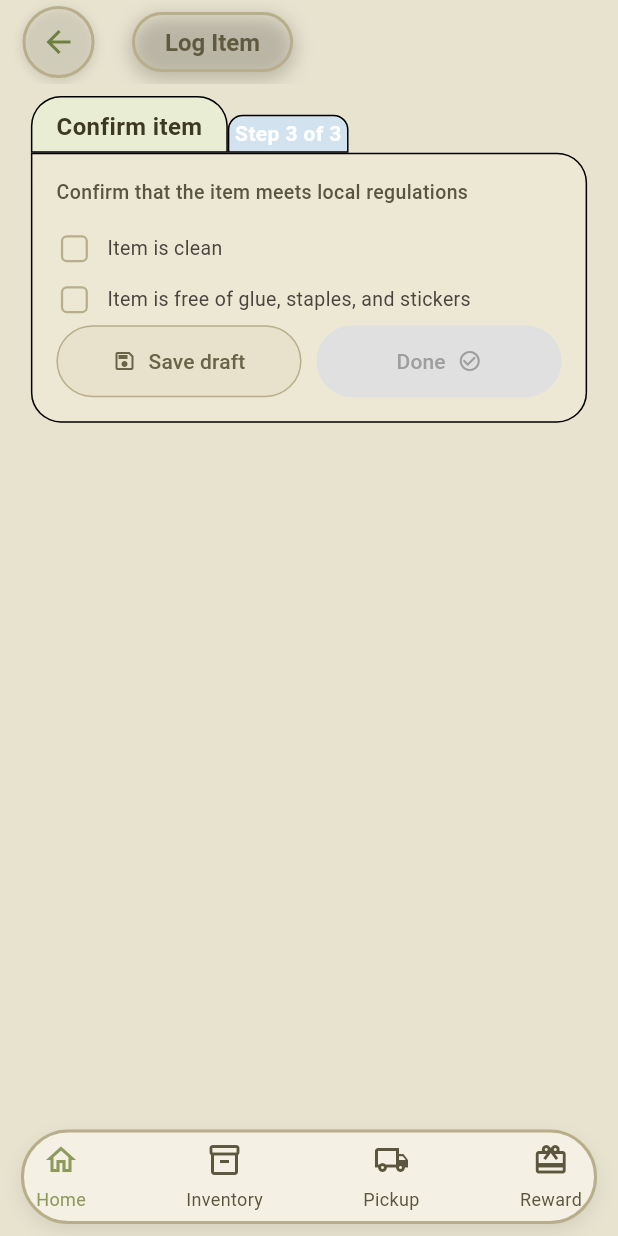
After one commit to JulezD3v/NextUse, a Flutter app: the ConfirmPage screen opened directly with sample values from the repository, on a phone screen of 412 x 824 dp. The commit adds this screen. Run offline on Flutter 3.47's test engine with Material 3 defaults, Android fonts, the phone set to English and light mode, and no system bars; our stand-ins replace equatable, flutter_bloc, flutter_secure_storage; accounts and stored records are empty; statements that could not run were skipped.

Commit message:
finished inventory pages

```diff
--- /dev/null
+++ b/lib/SubScreens/Inventory/log_zconfirm.dart
@@ -0,0 +1,188 @@
+import 'package:flutter/material.dart';
+import '/A_Core/Constants/Colors/color.dart';
+import '/A_Core/widgets/bottom_nav.dart';
+import '/A_Core/route/bottom_route.dart';
+import '/HomePage/item_widget/grid_tile.dart';
+import './widget/top_nav.dart';
+import './widget/regulation.dart';
+import './widget/success_popup.dart';
+import 'package:nextuse/A_Core/widgets/sectionCard.dart';
+import 'log_item.dart';
+
+class ConfirmPage extends StatefulWidget {
+  final GridItem selectedItem;
+  final int quantity;
+
+  const ConfirmPage({
+    super.key,
+    required this.selectedItem,
+    required this.quantity,
+  });
+
+  @override
+  State<ConfirmPage> createState() => _ConfirmPageState();
+}
+
+class _ConfirmPageState extends State<ConfirmPage> {
+  bool isClean = false;
+  bool isFreeOfGlue = false;
+
+  bool get canProceed => isClean && isFreeOfGlue;
+
+  void _onDone() {
+    if (!canProceed) return;
+    showDialog(
+      context: context,
+      barrierColor: Colors.black.withOpacity(0.4),
+      builder: (_) => SuccessPopup(
+        item: widget.selectedItem,
+        quantity: widget.quantity,
+        onViewItem: () {
+          Navigator.pop(context); // close popup
+          // TODO: navigate to item detail page
+        },
+        onLogAnother: () {
+          Navigator.pop(context); // close popup
+          Navigator.pushAndRemoveUntil(
+            context,
+            MaterialPageRoute(builder: (_) => const LogItem()),
+            (route) => route.isFirst,
+          );
+        },
+        onDismiss: () => Navigator.pop(context),
+      ),
+    );
+  }
+
+  void _onSaveDraft() {
+    // TODO: save draft logic
+    ScaffoldMessenger.of(context).showSnackBar(
+      const SnackBar(content: Text('Draft saved')),
+    );
+  }
+
+  @override
+  Widget build(BuildContext context) {
+    return Scaffold(
+      backgroundColor: Background.mainbg,
+      bottomNavigationBar: CustomNavBar(
+        selectedIndex: 0,
+        onTap: (index) => navigate(context, index),
+      ),
+      appBar: AppBar(
+        backgroundColor: Colors.transparent,
+        elevation: 0,
+        titleSpacing: 0,
+        automaticallyImplyLeading: false,
+        title: Align(
+          alignment: Alignment.centerLeft,
+          child: TopBar(
+            title: 'Log Item',
+            icon: Icons.arrow_back,
+            onIconPressed: () => Navigator.pop(context),
+          ),
+        ),
+      ),
+      body: Padding(
+        padding: const EdgeInsets.all(8.0),
+        child: TabContainerCard(
+          primaryTabText: "Confirm item",
+          secondaryTabText: " Step 3 of 3 ",
+          containerHeight: 180,
+          child: Padding(
+            padding: const EdgeInsets.all(16.0),
+            child: Column(
+              crossAxisAlignment: CrossAxisAlignment.start,
+              children: [
+                // Header text
+                const Text(
+                  'Confirm that the item meets local regulations',
+                  style: TextStyle(
+                    fontSize: 13,
+                    fontWeight: FontWeight.w500,
+                    color: Color(0xFF5A5440),
+                  ),
+                ),
+
+                const SizedBox(height: 16),
+
+                // Checkbox 1
+                RegulationCheckbox(
+                  label: 'Item is clean',
+                  value: isClean,
+                  onChanged: (val) => setState(() => isClean = val ?? false),
+                ),
+
+                const SizedBox(height: 10),
+
+                // Checkbox 2
+                RegulationCheckbox(
+                  label: 'Item is free of glue, staples, and stickers',
+                  value: isFreeOfGlue,
+                  onChanged: (val) =>
+                      setState(() => isFreeOfGlue = val ?? false),
+                ),
+
+                const Spacer(),
+
+                // Buttons row
+                Row(
+                  children: [
+                    // Save Draft
+                    Expanded(
+                      child: OutlinedButton.icon(
+                        onPressed: _onSaveDraft,
+                        icon: const Icon(Icons.save_outlined, size: 16),
+                        label: const Text('Save draft'),
+                        style: OutlinedButton.styleFrom(
+                          foregroundColor: const Color(0xFF6B6347),
+                          side: const BorderSide(color: Color(0xFFB8AE8B)),
+                          backgroundColor: const Color(0xFFE8E2CC),
+                          padding: const EdgeInsets.symmetric(vertical: 14),
+                          shape: RoundedRectangleBorder(
+                            borderRadius: BorderRadius.circular(50),
+                          ),
+                        ),
+                      ),
+                    ),
+
+                    const SizedBox(width: 10),
+
+                    // Done
+                    Expanded(
+                      child: ElevatedButton.icon(
+                        onPressed: canProceed ? _onDone : null,
+                        iconAlignment: IconAlignment.end,
+                        icon: Icon(
+                          Icons.check_circle_outline,
+                          size: 16,
+                          color: canProceed
+                              ? const Color(0xFF3C3830)
+                              : Colors.grey,
+                        ),
+                        label: const Text('Done'),
+                        style: ElevatedButton.styleFrom(
+                          foregroundColor: const Color(0xFF3C3830),
+                          backgroundColor: canProceed
+                              ? const Color(0xFFD4CFA0)
+                              : Colors.grey.shade300,
+                          disabledForegroundColor: Colors.grey,
+                          disabledBackgroundColor: Colors.grey.shade300,
+                          padding: const EdgeInsets.symmetric(vertical: 14),
+                          elevation: 0,
+                          shape: RoundedRectangleBorder(
+                            borderRadius: BorderRadius.circular(50),
+                          ),
+                        ),
+                      ),
+                    ),
+                  ],
+                ),
+              ],
+            ),
+          ),
+        ),
+      ),
+    );
+  }
+}
--- /dev/null
+++ b/lib/SubScreens/Inventory/widget/regulation.dart
@@ -0,0 +1,46 @@
+import 'package:flutter/material.dart';
+
+class RegulationCheckbox extends StatelessWidget {
+  final String label;
+  final bool value;
+  final ValueChanged<bool?> onChanged;
+
+  const RegulationCheckbox({
+    required this.label,
+    required this.value,
+    required this.onChanged,
+  });
+
+  @override
+  Widget build(BuildContext context) {
+    return Row(
+      crossAxisAlignment: CrossAxisAlignment.center,
+      children: [
+        SizedBox(
+          width: 24,
+          height: 24,
+          child: Checkbox(
+            value: value,
+            onChanged: onChanged,
+            activeColor: const Color(0xFF7A9E5F),
+            shape: RoundedRectangleBorder(
+              borderRadius: BorderRadius.circular(4),
+            ),
+            side: const BorderSide(color: Color(0xFFB8AE8B), width: 1.5),
+          ),
+        ),
+        const SizedBox(width: 10),
+        Expanded(
+          child: Text(
+            label,
+            style: const TextStyle(
+              fontSize: 13,
+              color: Color(0xFF4A4440),
+              fontWeight: FontWeight.w400,
+            ),
+          ),
+        ),
+      ],
+    );
+  }
+}
```
Also changed, not shown: lib/SubScreens/Inventory/log_item.dart (+5 -2 lines), lib/SubScreens/Inventory/log_select.dart (added, +228 -0 lines), lib/SubScreens/Inventory/widget/success_popup.dart (added, +184 -0 lines).
